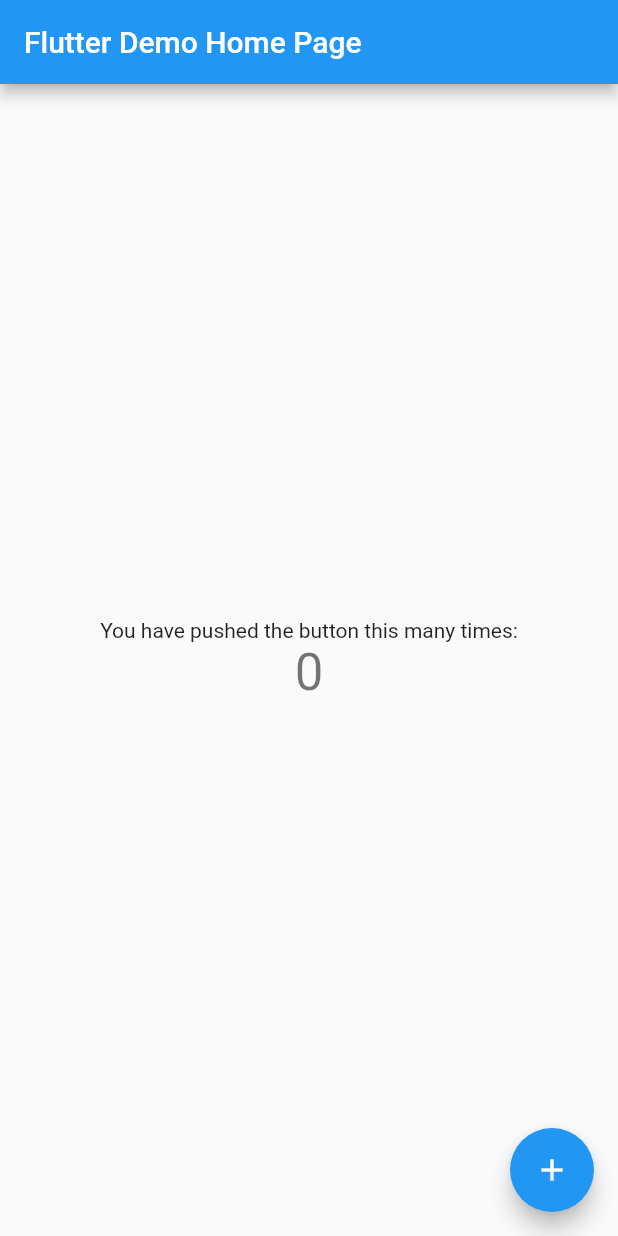
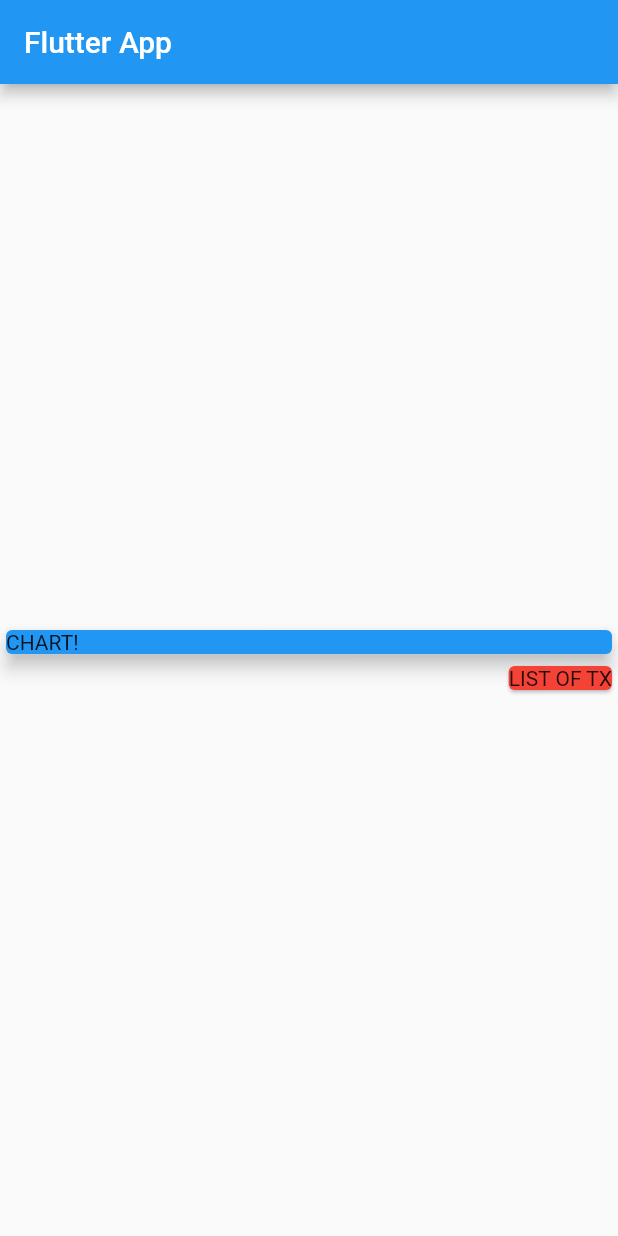
Before and after one commit to BunlaiKek/personal-expense, a Flutter app: the screen it shows after launch, on a phone screen of 412 x 824 dp. Run offline on Flutter 3.47's test engine with Material 2 defaults, Android fonts, the phone set to English and light mode, and no system bars.

Commit message:
understand column alignment

```diff
--- a/lib/main.dart
+++ b/lib/main.dart
@@ -1,117 +1,41 @@
 import 'package:flutter/material.dart';
 
-void main() {
-  runApp(MyApp());
-}
+void main() => runApp(MyApp());
 
 class MyApp extends StatelessWidget {
-  // This widget is the root of your application.
   @override
   Widget build(BuildContext context) {
     return MaterialApp(
-      title: 'Flutter Demo',
-      theme: ThemeData(
-        // This is the theme of your application.
-        //
-        // Try running your application with "flutter run". You'll see the
-        // application has a blue toolbar. Then, without quitting the app, try
-        // changing the primarySwatch below to Colors.green and then invoke
-        // "hot reload" (press "r" in the console where you ran "flutter run",
-        // or simply save your changes to "hot reload" in a Flutter IDE).
-        // Notice that the counter didn't reset back to zero; the application
-        // is not restarted.
-        primarySwatch: Colors.blue,
-        // This makes the visual density adapt to the platform that you run
-        // the app on. For desktop platforms, the controls will be smaller and
-        // closer together (more dense) than on mobile platforms.
-        visualDensity: VisualDensity.adaptivePlatformDensity,
-      ),
-      home: MyHomePage(title: 'Flutter Demo Home Page'),
+      title: 'Flutter App',
+      home: MyHomePage(),
     );
   }
 }
 
-class MyHomePage extends StatefulWidget {
-  MyHomePage({Key key, this.title}) : super(key: key);
-
-  // This widget is the home page of your application. It is stateful, meaning
-  // that it has a State object (defined below) that contains fields that affect
-  // how it looks.
-
-  // This class is the configuration for the state. It holds the values (in this
-  // case the title) provided by the parent (in this case the App widget) and
-  // used by the build method of the State. Fields in a Widget subclass are
-  // always marked "final".
-
-  final String title;
-
-  @override
-  _MyHomePageState createState() => _MyHomePageState();
-}
-
-class _MyHomePageState extends State<MyHomePage> {
-  int _counter = 0;
-
-  void _incrementCounter() {
-    setState(() {
-      // This call to setState tells the Flutter framework that something has
-      // changed in this State, which causes it to rerun the build method below
-      // so that the display can reflect the updated values. If we changed
-      // _counter without calling setState(), then the build method would not be
-      // called again, and so nothing would appear to happen.
-      _counter++;
-    });
-  }
-
+class MyHomePage extends StatelessWidget {
   @override
   Widget build(BuildContext context) {
-    // This method is rerun every time setState is called, for instance as done
-    // by the _incrementCounter method above.
-    //
-    // The Flutter framework has been optimized to make rerunning build methods
-    // fast, so that you can just rebuild anything that needs updating rather
-    // than having to individually change instances of widgets.
     return Scaffold(
-      appBar: AppBar(
-        // Here we take the value from the MyHomePage object that was created by
-        // the App.build method, and use it to set our appbar title.
-        title: Text(widget.title),
-      ),
-      body: Center(
-        // Center is a layout widget. It takes a single child and positions it
-        // in the middle of the parent.
-        child: Column(
-          // Column is also a layout widget. It takes a list of children and
-          // arranges them vertically. By default, it sizes itself to fit its
-          // children horizontally, and tries to be as tall as its parent.
-          //
-          // Invoke "debug painting" (press "p" in the console, choose the
-          // "Toggle Debug Paint" action from the Flutter Inspector in Android
-          // Studio, or the "Toggle Debug Paint" command in Visual Studio Code)
-          // to see the wireframe for each widget.
-          //
-          // Column has various properties to control how it sizes itself and
-          // how it positions its children. Here we use mainAxisAlignment to
-          // center the children vertically; the main axis here is the vertical
-          // axis because Columns are vertical (the cross axis would be
-          // horizontal).
+        appBar: AppBar(
+          title: Text('Flutter App'),
+        ),
+        body: Column(
           mainAxisAlignment: MainAxisAlignment.center,
+          crossAxisAlignment: CrossAxisAlignment.end,
           children: <Widget>[
-            Text(
-              'You have pushed the button this many times:',
+            Container(
+              width: double.infinity,
+              child: Card(
+                color: Colors.blue,
+                child: Text("CHART!"),
+                elevation: 5,
+              ),
             ),
-            Text(
-              '$_counter',
-              style: Theme.of(context).textTheme.headline4,
-            ),
+            Card(
+              child: Text("LIST OF TX"),
+              color: Colors.red,
+            )
           ],
-        ),
-      ),
-      floatingActionButton: FloatingActionButton(
-        onPressed: _incrementCounter,
-        tooltip: 'Increment',
-        child: Icon(Icons.add),
-      ), // This trailing comma makes auto-formatting nicer for build methods.
-    );
+        ));
   }
 }
```
